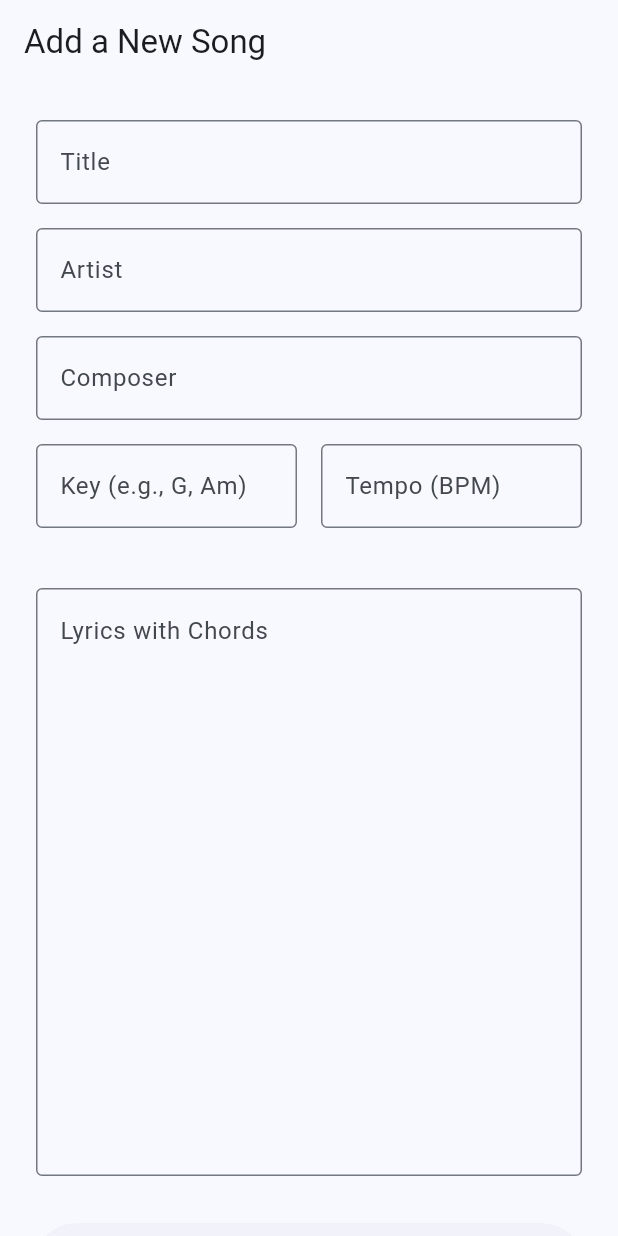
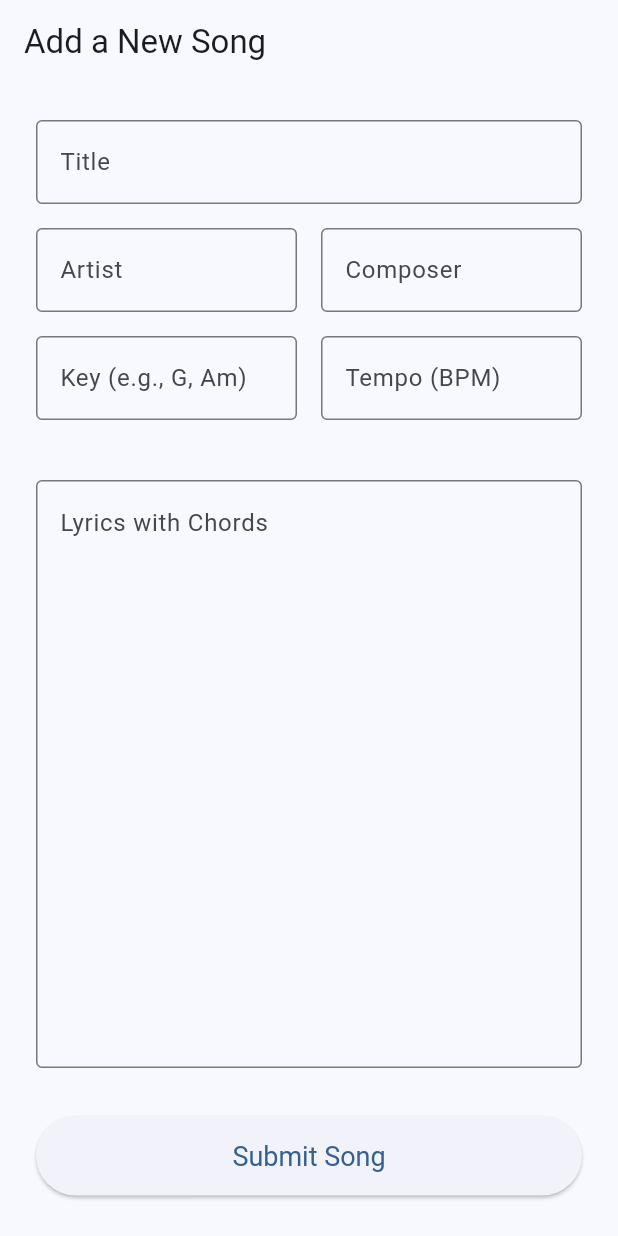
Before and after one commit to yannminhtan/Songbook, a Flutter app: the AddSongScreen screen opened by its route, on a phone screen of 412 x 824 dp. Run offline on Flutter 3.47's test engine with Material 3 defaults, Android fonts, the phone set to English and light mode, and no system bars; our stand-ins replace cloud_firestore, firebase_auth, firebase_core, go_router, google_sign_in; accounts and stored records are empty.

```diff
--- a/lib/screens/add_song_screen.dart
+++ b/lib/screens/add_song_screen.dart
@@ -74,9 +74,17 @@ class _AddSongScreenState extends State<AddSongScreen> {
             children: <Widget>[
               _buildTextField(_titleController, 'Title'),
               const SizedBox(height: 16),
-              _buildTextField(_artistController, 'Artist'),
-              const SizedBox(height: 16),
-              _buildTextField(_composerController, 'Composer'),
+              Row(
+                children: [
+                  Expanded(
+                    child: _buildTextField(_artistController, 'Artist'),
+                  ),
+                  const SizedBox(width: 16),
+                  Expanded(
+                    child: _buildTextField(_composerController, 'Composer', isRequired: false),
+                  ),
+                ],
+              ),
               const SizedBox(height: 16),
               Row(
                 children: [
@@ -135,7 +143,7 @@ class _AddSongScreenState extends State<AddSongScreen> {
     );
   }
 
-  Widget _buildTextField(TextEditingController controller, String label, {int maxLines = 1, TextInputType? keyboardType, String? hint}) {
+  Widget _buildTextField(TextEditingController controller, String label, {int maxLines = 1, TextInputType? keyboardType, String? hint, bool isRequired = true}) {
     return TextFormField(
       controller: controller,
       decoration: InputDecoration(
@@ -146,7 +154,7 @@ class _AddSongScreenState extends State<AddSongScreen> {
       ),
       maxLines: maxLines,
       keyboardType: keyboardType,
-      validator: (value) => value!.isEmpty ? 'Please enter the $label' : null,
+      validator: (value) => isRequired && value!.isEmpty ? 'Please enter the $label' : null,
     );
   }
 
--- a/lib/screens/song_detail_screen.dart
+++ b/lib/screens/song_detail_screen.dart
@@ -67,13 +67,21 @@ class _SongDetailScreenState extends State<SongDetailScreen> {
           appBar: AppBar(
             leading: BackButton(onPressed: () => GoRouter.of(context).go('/')),
             title: Text(song.title),
+            actions: [
+              IconButton(
+                icon: const Icon(Icons.edit),
+                onPressed: () {
+                  GoRouter.of(context).go('/edit-song/${song.id}');
+                },
+              ),
+            ],
           ),
           body: SingleChildScrollView(
             padding: const EdgeInsets.all(16.0),
             child: Column(
               crossAxisAlignment: CrossAxisAlignment.start,
               children: [
-                Text(song.title, style: Theme.of(context).textTheme.headlineMedium),
+                Text(song.title, style: Theme.of(context).textTheme.headlineMedium?.copyWith(fontWeight: FontWeight.bold)),
                 const SizedBox(height: 8),
                 Text('Artist: ${song.artist}', style: Theme.of(context).textTheme.titleMedium),
                 if (song.composer != null && song.composer!.isNotEmpty)
```
Also changed, not shown: lib/screens/edit_song_screen.dart (+11 -3 lines), 2 other files.
